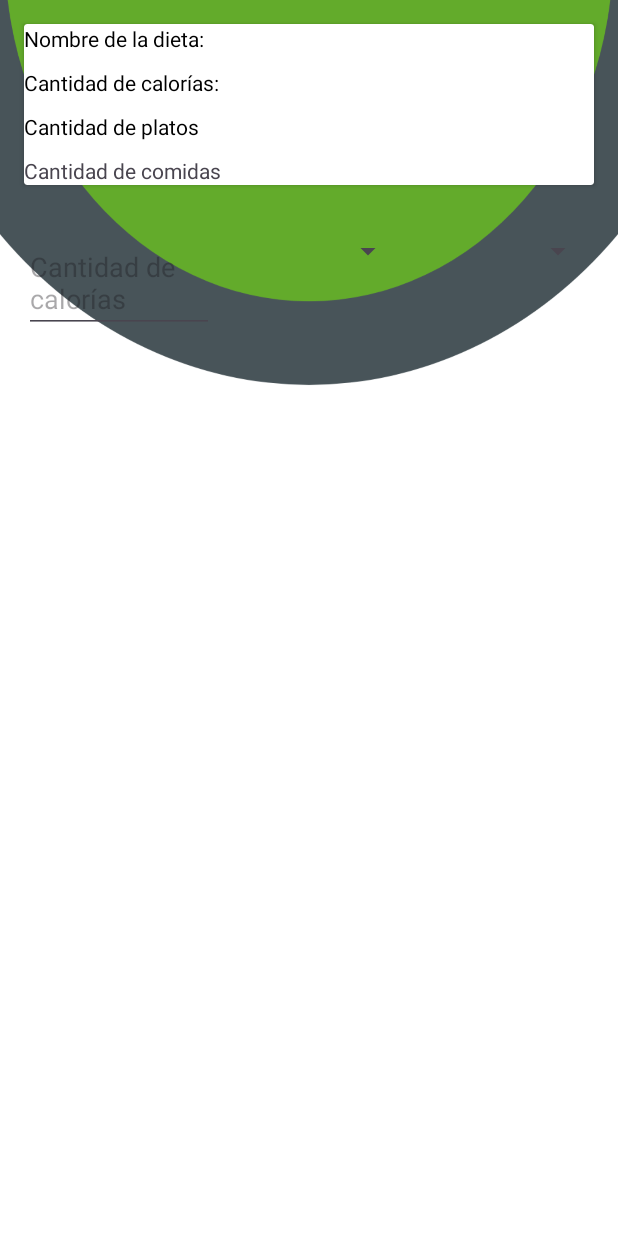
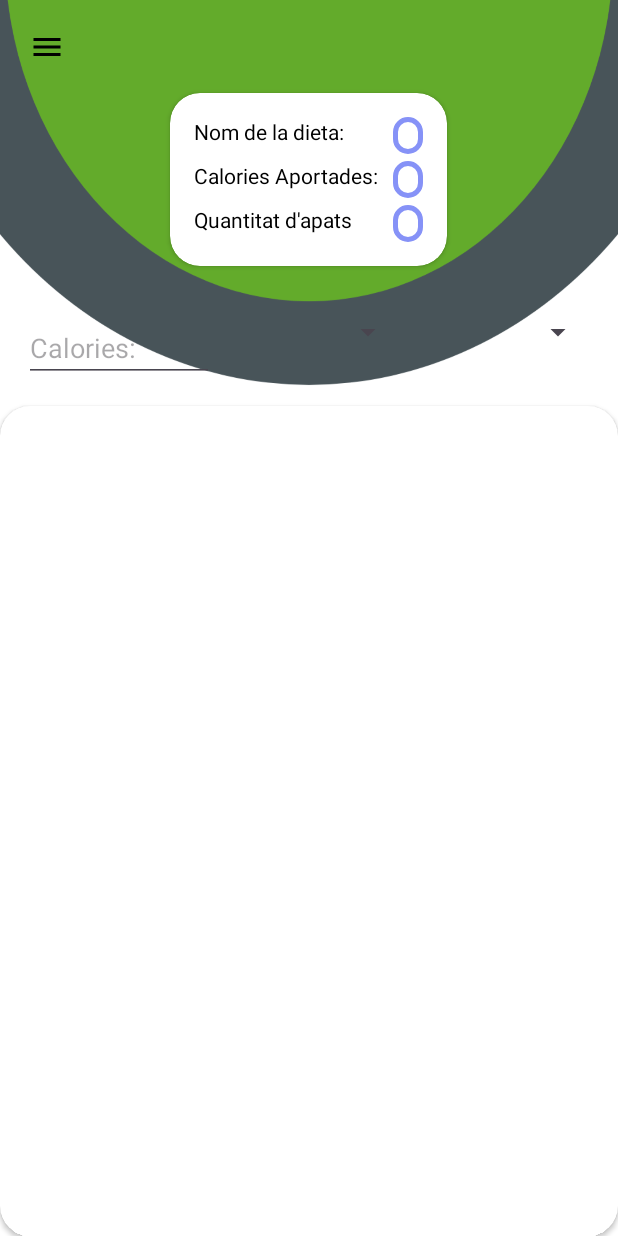
Before and after one commit to Cesar-Gerard/Projecte3, an Android app: the DietasFragment screen opened through its navigation route, on a phone screen of 412 x 824 dp. Run offline under Robolectric (Android 15) with nearby library versions, the phone set to English and light mode, and no system bars; our stand-ins replace Volley; libraries missing offline, so code that uses them is left out: com.github.mikephil.charting; 3 statements that could not run were skipped.

Commit message:
RecycleView Funciona

```diff
--- a/Projecte_3/app/src/main/java/com/example/dietaapp/CurrentPlanFragment.java
+++ b/Projecte_3/app/src/main/java/com/example/dietaapp/CurrentPlanFragment.java
@@ -171,9 +171,8 @@ public class CurrentPlanFragment extends Fragment {
 
                 user.setAddres(response.body().getData().getAddressPacient());
                 user.setPhone_number(response.body().getData().getPhonePacient());
-
+                User_Retro.setDiet(response.body().getData().getCurrentDiet());
                 User_Retro.setUser(user);
-
             }
 
             @Override
--- a/Projecte_3/app/src/main/java/model/Data_Pacient.java
+++ b/Projecte_3/app/src/main/java/model/Data_Pacient.java
@@ -4,6 +4,9 @@ package model;
 
 import com.google.gson.annotations.Expose;
 import com.google.gson.annotations.SerializedName;
+
+
+
 
 
 public class Data_Pacient {
--- a/Projecte_3/app/src/main/res/layout/fragment_dietas.xml
+++ b/Projecte_3/app/src/main/res/layout/fragment_dietas.xml
@@ -9,68 +9,109 @@
     android:orientation="vertical">
 
 
+    <ImageButton
+        android:id="@+id/imageView"
+        android:layout_width="30dp"
+        android:layout_height="30dp"
+        android:layout_marginStart="16dp"
+        android:layout_marginLeft="16dp"
+        android:layout_marginTop="16dp"
+        android:background="@color/trans"
+        android:src="@drawable/baseline_menu_24"
+        app:layout_constraintStart_toStartOf="parent"
+        app:layout_constraintTop_toTopOf="parent"
+        android:onClick="btnmenu_onClick"/>
+
+
 
         <!-- Parte superior de la pantalla -->
         <androidx.cardview.widget.CardView
-            android:layout_width="match_parent"
+            android:layout_width="wrap_content"
             android:layout_height="wrap_content"
-            android:layout_margin="16dp">
+            android:layout_margin="16dp"
+            app:cardCornerRadius="20dp"
+            android:elevation="2dp"
+            android:layout_gravity="center"
+            >
 
 
 
            <androidx.constraintlayout.widget.ConstraintLayout
                android:layout_width="wrap_content"
-               android:layout_height="wrap_content">
+               android:layout_height="wrap_content"
+               android:layout_margin="16dp">
 
                <!-- Aquí van los elementos de la parte superior -->
                <TextView
                    android:id="@+id/nombre_dieta"
-                   android:layout_width="match_parent"
+                   android:layout_width="wrap_content"
                    android:layout_height="wrap_content"
-                   android:text="Nombre de la dieta:"
+                   android:text="Nom de la dieta:"
                    app:layout_constraintStart_toStartOf="parent"
                    app:layout_constraintTop_toTopOf="parent"
                    android:textColor="@color/black"
                    />
 
+
+               <EditText
+                   android:id="@+id/edtDietName"
+                   android:layout_width="wrap_content"
+                   android:layout_height="wrap_content"
+                   android:background="@drawable/custom_edittext"
+                   android:paddingStart="10dp"
+                   android:paddingEnd="10dp"
+                   android:textAlignment="center"
+                   app:layout_constraintEnd_toEndOf="parent"
+                   app:layout_constraintStart_toStartOf="@+id/edtCaloriasDieta"
+                   app:layout_constraintTop_toTopOf="@+id/nombre_dieta" />
+
                <TextView
                    android:id="@+id/calorias_dieta"
                    android:layout_marginTop="10dp"
-                   android:layout_width="match_parent"
+                   android:layout_width="wrap_content"
                    android:layout_height="wrap_content"
-                   android:text="Cantidad de calorías:"
+                   android:text="Calories Aportades:"
                    android:textColor="@color/black"
                    app:layout_constraintTop_toBottomOf="@+id/nombre_dieta" />
 
-               <TextView
-                   android:id="@+id/platos_dieta"
-                   android:layout_width="match_parent"
+               <EditText
+                   android:id="@+id/edtCaloriasDieta"
+                   android:layout_width="wrap_content"
                    android:layout_height="wrap_content"
-                   android:text="Cantidad de platos"
-                   android:textColor="@color/black"
-                   android:layout_marginTop="10dp"
-                   app:layout_constraintTop_toBottomOf="@+id/calorias_dieta"
-               />
+                   android:background="@drawable/custom_edittext"
+                   app:layout_constraintStart_toEndOf="@+id/calorias_dieta"
+                   app:layout_constraintTop_toTopOf="@+id/calorias_dieta"
+                   android:layout_marginStart="10dp"
+                   android:textAlignment="center"
+                   android:paddingStart="10dp"
+                   android:paddingEnd="10dp"/>
+
 
                <TextView
                    android:id="@+id/comidas_dieta"
-                   android:layout_width="match_parent"
+                   android:layout_width="wrap_content"
                    android:layout_height="wrap_content"
-                   android:text="Cantidad de comidas"
+                   android:text="Quantitat d'apats"
+                   android:textColor="@color/black"
                    android:layout_marginTop="10dp"
-                   app:layout_constraintTop_toBottomOf="@+id/platos_dieta"/>
+                   app:layout_constraintTop_toBottomOf="@+id/calorias_dieta"/>
+
+               <EditText
+                   android:id="@+id/edtComidasDieta"
+                   android:textAlignment="center"
+                   android:layout_width="wrap_content"
+                   android:layout_height="wrap_content"
+                   android:background="@drawable/custom_edittext"
+                   android:paddingStart="10dp"
+                   android:paddingEnd="10dp"
+                   app:layout_constraintStart_toStartOf="@+id/edtCaloriasDieta"
+                   app:layout_constraintTop_toTopOf="@+id/comidas_dieta" />
+
+
 
            </androidx.constraintlayout.widget.ConstraintLayout>
 
         </androidx.cardview.widget.CardView>
-
-
-
-
-
-
-
-
 
 
 
@@ -95,10 +136,10 @@
                     android:layout_width="0dp"
                     android:layout_height="wrap_content"
                     android:layout_weight="1"
-                    android:hint="Cantidad de calorías" />
+                    android:hint="Calories: " />
 
                 <Spinner
-                    android:id="@+id/busqueda_nombre"
+                    android:id="@+id/busqueda_numero"
                     android:layout_width="0dp"
                     android:layout_height="wrap_content"
                     android:layout_weight="1"/>
@@ -111,11 +152,35 @@
 
             </LinearLayout>
 
-            <!-- Lista de dietas -->
-            <androidx.recyclerview.widget.RecyclerView
-                android:id="@+id/recyclerView"
+
+
+            <androidx.cardview.widget.CardView
                 android:layout_width="match_parent"
-                android:layout_height="match_parent"/>
+                android:layout_height="match_parent"
+                app:cardCornerRadius="20dp"
+                android:background="@color/lavender">
+
+
+                <androidx.recyclerview.widget.RecyclerView
+                    android:id="@+id/recyclerView"
+                    android:layout_width="match_parent"
+                    android:layout_height="wrap_content"
+                    android:padding="5dp"
+
+
+                    />
+
+
+            </androidx.cardview.widget.CardView>
+
+
+
+
+
+
+
+
+
 
         </LinearLayout>
 
```
Also changed, not shown: Projecte_3/app/src/main/java/adapter_dietes/MyAdapter.java (+10 -5 lines), Projecte_3/app/src/main/java/com/example/dietaapp/DietasFragment.java (+32 -9 lines), Projecte_3/app/src/main/java/model/User_Retro.java (+12 -0 lines), Projecte_3/app/src/main/res/layout/contingut_llista_dieta.xml (+19 -37 lines).
